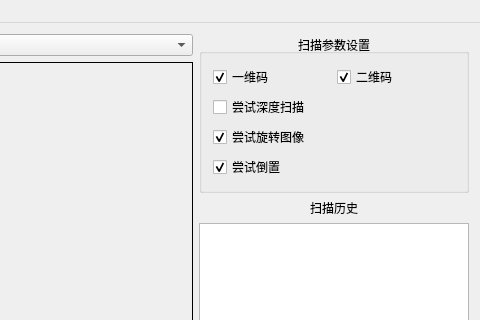
This is QRCodeScanner/src/QRCodeScanner.ui in Xie-Long-0/QRCodeScanner as Qt 5 draws it before an edit; both pictures show x 357 to 837 and y 0 to 320 of the 837 by 459 pixel window. The edited form follows.
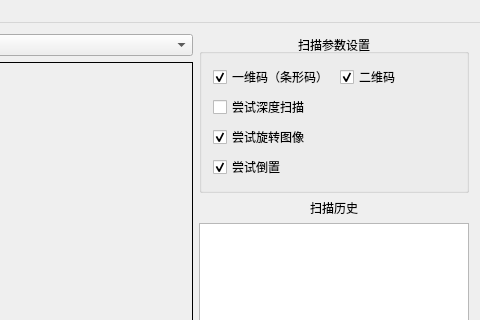
This is the edited form.

Commit message: 添加二维码/一维码生成

Diff of the .ui file:
```diff
--- a/QRCodeScanner/src/QRCodeScanner.ui
+++ b/QRCodeScanner/src/QRCodeScanner.ui
@@ -65,7 +65,7 @@
               <string>LinearCodes</string>
              </property>
              <property name="text">
-              <string>一维码</string>
+              <string>一维码（条形码）</string>
              </property>
              <property name="checked">
               <bool>true</bool>
```
Left out of the diff: 14 changed lines with no effect on the pictures. The commit also changes 10 other files.
